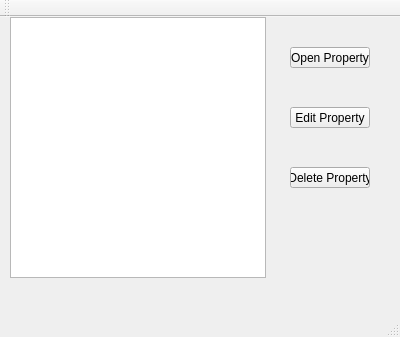
The window that mainwindow.ui (Christopher2467/PropertyPlus) describes before a commit, drawn with Qt 5.
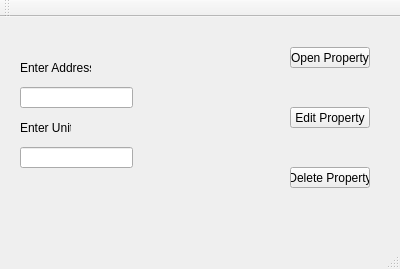
The same window after the commit.

Commit message: Updated ui, and added a global variable text file

The edit to the form file:
```diff
--- a/mainwindow.ui
+++ b/mainwindow.ui
@@ -7,23 +7,13 @@
     <x>0</x>
     <y>0</y>
     <width>400</width>
-    <height>337</height>
+    <height>269</height>
    </rect>
   </property>
   <property name="windowTitle">
    <string>MainWindow</string>
   </property>
   <widget class="QWidget" name="centralWidget">
-   <widget class="QListView" name="propertyList">
-    <property name="geometry">
-     <rect>
-      <x>10</x>
-      <y>0</y>
-      <width>256</width>
-      <height>261</height>
-     </rect>
-    </property>
-   </widget>
    <widget class="QPushButton" name="btnOpen">
     <property name="geometry">
      <rect>
@@ -63,6 +53,52 @@
      <string>Delete Property</string>
     </property>
    </widget>
+   <widget class="QLabel" name="label">
+    <property name="geometry">
+     <rect>
+      <x>20</x>
+      <y>40</y>
+      <width>71</width>
+      <height>21</height>
+     </rect>
+    </property>
+    <property name="text">
+     <string>Enter Address</string>
+    </property>
+   </widget>
+   <widget class="QLabel" name="label_2">
+    <property name="geometry">
+     <rect>
+      <x>20</x>
+      <y>100</y>
+      <width>51</width>
+      <height>21</height>
+     </rect>
+    </property>
+    <property name="text">
+     <string>Enter Unit</string>
+    </property>
+   </widget>
+   <widget class="QLineEdit" name="txtAdress">
+    <property name="geometry">
+     <rect>
+      <x>20</x>
+      <y>70</y>
+      <width>113</width>
+      <height>21</height>
+     </rect>
+    </property>
+   </widget>
+   <widget class="QLineEdit" name="txtUnit">
+    <property name="geometry">
+     <rect>
+      <x>20</x>
+      <y>130</y>
+      <width>113</width>
+      <height>21</height>
+     </rect>
+    </property>
+   </widget>
   </widget>
   <widget class="QMenuBar" name="menuBar">
    <property name="geometry">
```
The commit also changes 2 other files.
